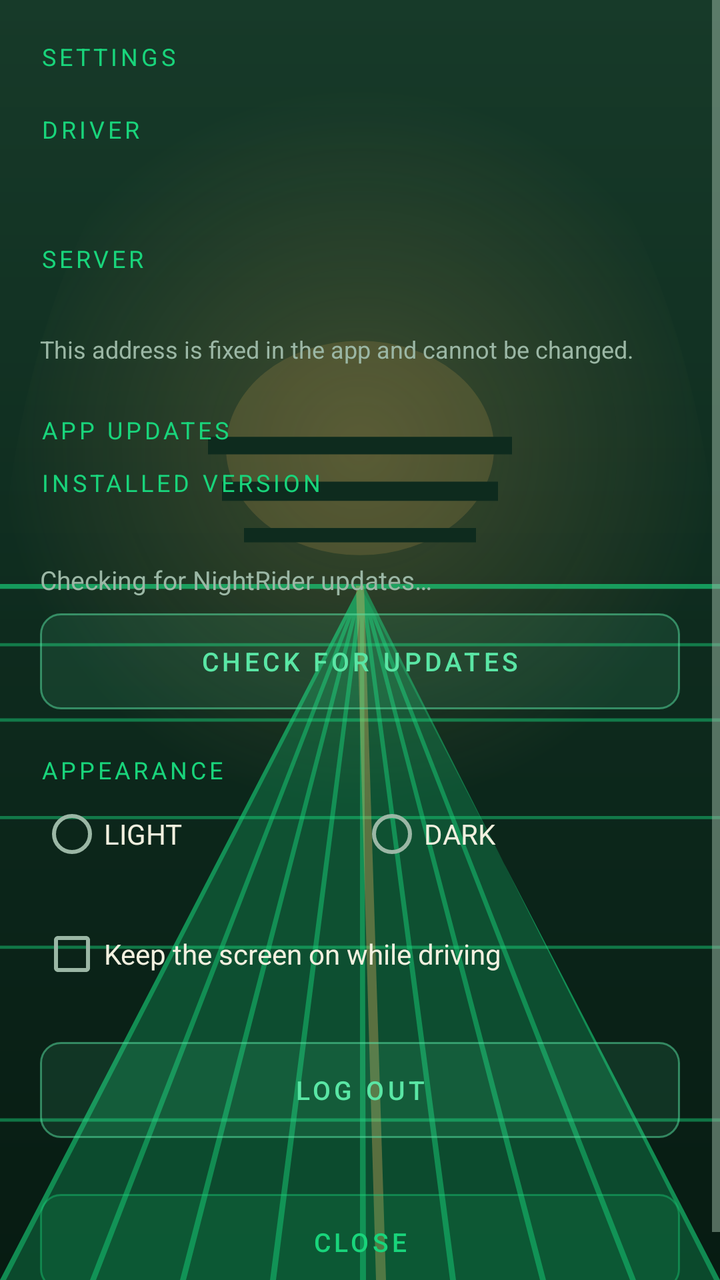
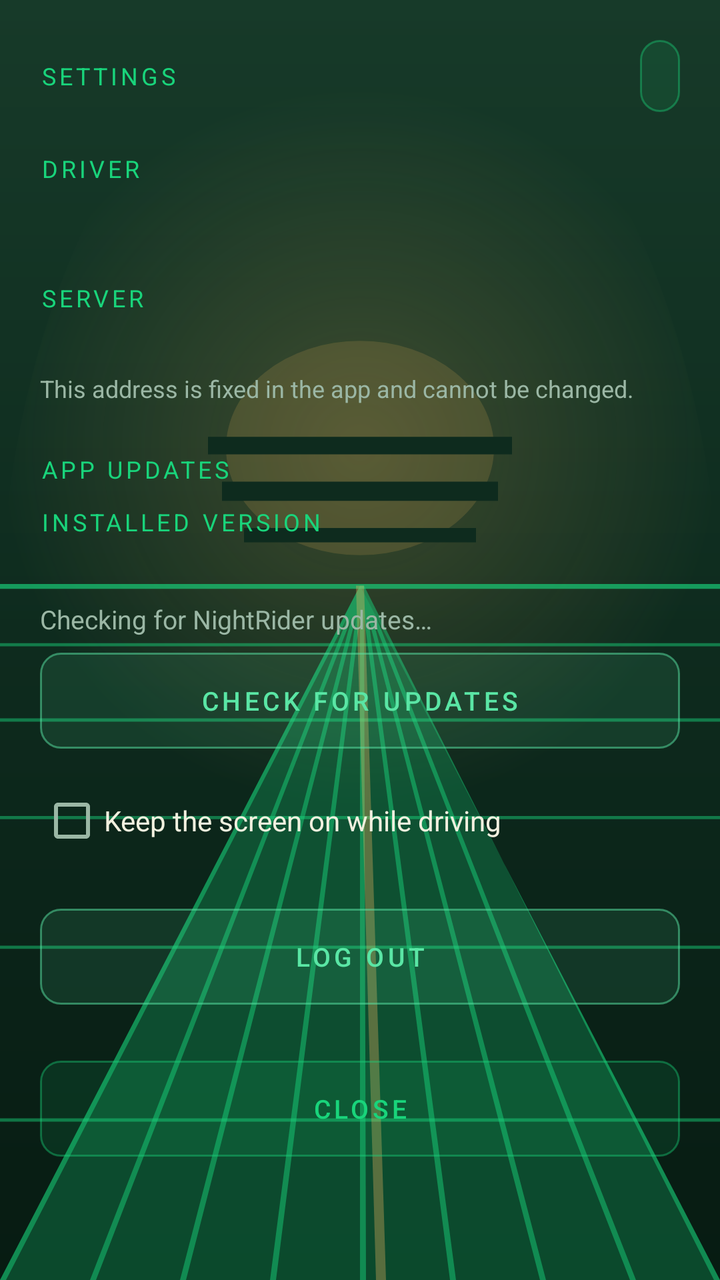

Before-and-after screenshots of an Android layout around one commit, followed by the original layout XML and the change that was made.
<!-- AndroidManifest.xml: activity theme Theme.NightRider -->
<!-- res/layout/activity_settings.xml -->
<?xml version="1.0" encoding="utf-8"?>
<ScrollView xmlns:android="http://schemas.android.com/apk/res/android"
    android:id="@+id/settingsScroll"
    android:layout_width="match_parent"
    android:layout_height="match_parent"
    android:fillViewport="true">

    <LinearLayout
        android:layout_width="match_parent"
        android:layout_height="wrap_content"
        android:orientation="vertical"
        android:padding="20dp">

        <TextView
            style="@style/NrLabel"
            android:layout_width="match_parent"
            android:layout_height="wrap_content"
            android:text="@string/settings_title" />

        <TextView
            style="@style/NrLabel"
            android:layout_width="match_parent"
            android:layout_height="wrap_content"
            android:layout_marginTop="20dp"
            android:text="@string/driver_label" />

        <TextView
            android:id="@+id/driverValue"
            android:layout_width="match_parent"
            android:layout_height="wrap_content"
            android:layout_marginTop="4dp"
            android:textColor="?attr/nrText"
            android:textSize="18sp" />

        <TextView
            style="@style/NrLabel"
            android:layout_width="match_parent"
            android:layout_height="wrap_content"
            android:layout_marginTop="20dp"
            android:text="@string/server_label" />

        <TextView
            android:id="@+id/serverValue"
            android:layout_width="match_parent"
            android:layout_height="wrap_content"
            android:layout_marginTop="4dp"
            android:textColor="?attr/nrAccent"
            android:textSize="14sp" />

        <TextView
            android:layout_width="match_parent"
            android:layout_height="wrap_content"
            android:layout_marginTop="6dp"
            android:text="@string/server_note"
            android:textColor="?attr/nrMuted"
            android:textSize="12sp" />

        <TextView
            style="@style/NrLabel"
            android:layout_width="match_parent"
            android:layout_height="wrap_content"
            android:layout_marginTop="24dp"
            android:text="@string/update_section" />

        <TextView
            style="@style/NrLabel"
            android:layout_width="match_parent"
            android:layout_height="wrap_content"
            android:layout_marginTop="10dp"
            android:text="@string/installed_version_label" />

        <TextView
            android:id="@+id/currentVersionValue"
            android:layout_width="match_parent"
            android:layout_height="wrap_content"
            android:layout_marginTop="4dp"
            android:textColor="?attr/nrText"
            android:textSize="16sp" />

        <TextView
            android:id="@+id/updateStatus"
            android:layout_width="match_parent"
            android:layout_height="wrap_content"
            android:layout_marginTop="6dp"
            android:text="@string/update_checking"
            android:textColor="?attr/nrMuted"
            android:textSize="13sp" />

        <Button
            android:id="@+id/checkUpdateButton"
            style="@style/NrButton.Alt"
            android:layout_width="match_parent"
            android:layout_height="wrap_content"
            android:layout_marginTop="8dp"
            android:text="@string/update_check_button" />

        <Button
            android:id="@+id/installUpdateButton"
            style="@style/NrButton"
            android:layout_width="match_parent"
            android:layout_height="wrap_content"
            android:layout_marginTop="8dp"
            android:text="@string/update_install_button"
            android:visibility="gone" />

        <TextView
            style="@style/NrLabel"
            android:layout_width="match_parent"
            android:layout_height="wrap_content"
            android:layout_marginTop="22dp"
            android:text="@string/appearance_section" />

        <RadioGroup
            android:id="@+id/appearanceMode"
            android:layout_width="match_parent"
            android:layout_height="wrap_content"
            android:orientation="horizontal">

            <RadioButton
                android:id="@+id/lightMode"
                android:layout_width="0dp"
                android:layout_height="wrap_content"
                android:layout_weight="1"
                android:minHeight="48dp"
                android:text="@string/mode_light"
                android:textColor="?attr/nrText" />

            <RadioButton
                android:id="@+id/darkMode"
                android:layout_width="0dp"
                android:layout_height="wrap_content"
                android:layout_weight="1"
                android:minHeight="48dp"
                android:text="@string/mode_dark"
                android:textColor="?attr/nrText" />
        </RadioGroup>

        <CheckBox
            android:id="@+id/keepAwake"
            android:layout_width="match_parent"
            android:layout_height="wrap_content"
            android:layout_marginTop="20dp"
            android:text="@string/keep_awake"
            android:textColor="?attr/nrText"
            android:textSize="14sp" />

        <Button
            android:id="@+id/logoutButton"
            style="@style/NrButton.Alt"
            android:layout_width="match_parent"
            android:layout_height="wrap_content"
            android:layout_marginTop="28dp"
            android:text="@string/action_logout" />

        <Button
            android:id="@+id/closeButton"
            style="@style/NrButton"
            android:layout_width="match_parent"
            android:layout_height="wrap_content"
            android:layout_marginTop="28dp"
            android:text="@string/close" />
    </LinearLayout>
</ScrollView>
<!-- resources referenced by this layout -->
<resources>
  <string name="action_logout">Log out</string>
  <string name="appearance_section">Appearance</string>
  <string name="close">Close</string>
  <string name="driver_label">Driver</string>
  <string name="installed_version_label">Installed version</string>
  <string name="keep_awake">Keep the screen on while driving</string>
  <string name="mode_dark">DARK</string>
  <string name="mode_light">LIGHT</string>
  <string name="server_label">Server</string>
  <string name="server_note">This address is fixed in the app and cannot be changed.</string>
  <string name="settings_title">Settings</string>
  <string name="update_check_button">Check for updates</string>
  <string name="update_checking">Checking for NightRider updates…</string>
  <string name="update_install_button">Download and install update</string>
  <string name="update_section">App updates</string>
  <style name="NrButton" parent="android:Widget.Material.Button">
          <item name="android:background">?attr/nrPrimaryButton</item>
          <item name="android:textColor">?attr/nrPrimaryButtonText</item>
          <item name="android:textAllCaps">true</item>
          <item name="android:letterSpacing">0.14</item>
          <item name="android:textSize">13sp</item>
          <item name="android:minHeight">48dp</item>
          <item name="android:paddingStart">18dp</item>
          <item name="android:paddingEnd">18dp</item>
          <item name="android:stateListAnimator">@null</item>
      </style>
  <style name="NrButton.Alt">
          <item name="android:background">?attr/nrSecondaryButton</item>
          <item name="android:textColor">?attr/nrSecondaryButtonText</item>
      </style>
  <style name="NrLabel">
          <item name="android:textColor">?attr/nrAccent</item>
          <item name="android:textSize">12sp</item>
          <item name="android:textAllCaps">true</item>
          <item name="android:letterSpacing">0.14</item>
      </style>
  <color name="cyan">#19D47B</color>
  <color name="void_night">#071B12</color>
  <color name="ice">#F2F0DF</color>
  <color name="mist">#9BB7A5</color>
  <!-- drawable bg_nightwave (drawable) -->
  <?xml version="1.0" encoding="utf-8"?>
  <layer-list xmlns:android="http://schemas.android.com/apk/res/android">
      <item><shape android:shape="rectangle">
          <gradient android:angle="270" android:startColor="#173A29" android:centerColor="#0E2B1E" android:endColor="#071B12" />
      </shape></item>
      <item><shape android:shape="oval">
          <gradient android:type="radial" android:gradientRadius="180dp" android:centerX="0.5" android:centerY="0.35"
              android:startColor="#33F4B860" android:endColor="#00071B12" />
      </shape></item>
      <item android:drawable="@drawable/night_horizon_grid" />
  </layer-list>
  <color name="plum">#5AE6A5</color>
  <color name="rose">#D95C4F</color>
  <!-- drawable panel (drawable) -->
  <?xml version="1.0" encoding="utf-8"?>
  <shape xmlns:android="http://schemas.android.com/apk/res/android"
      android:shape="rectangle">
      <solid android:color="@color/panel" />
      <stroke android:width="1dp" android:color="@color/plum" />
      <corners android:radius="14dp" />
  </shape>
  <color name="panel">#E60E2B1E</color>
  <color name="line_cyan">#6619D47B</color>
  <!-- unchanged entries left out for length: 4 -->
</resources>

<!-- the commit's change to res/layout/activity_settings.xml (unified diff, before → after) -->
@@ -11,11 +11,25 @@
         android:orientation="vertical"
         android:padding="20dp">
 
-        <TextView
-            style="@style/NrLabel"
+        <LinearLayout
             android:layout_width="match_parent"
             android:layout_height="wrap_content"
-            android:text="@string/settings_title" />
+            android:orientation="horizontal"
+            android:gravity="center_vertical">
+
+            <TextView
+                style="@style/NrLabel"
+                android:layout_width="0dp"
+                android:layout_height="wrap_content"
+                android:layout_weight="1"
+                android:text="@string/settings_title" />
+
+            <Button
+                android:id="@+id/appearanceToggle"
+                style="@style/NrBarButton"
+                android:layout_width="wrap_content"
+                android:layout_height="wrap_content" />
+        </LinearLayout>
 
         <TextView
             style="@style/NrLabel"
@@ -103,38 +117,6 @@
             android:text="@string/update_install_button"
             android:visibility="gone" />
 
-        <TextView
-            style="@style/NrLabel"
-            android:layout_width="match_parent"
-            android:layout_height="wrap_content"
-            android:layout_marginTop="22dp"
-            android:text="@string/appearance_section" />
-
-        <RadioGroup
-            android:id="@+id/appearanceMode"
-            android:layout_width="match_parent"
-            android:layout_height="wrap_content"
-            android:orientation="horizontal">
-
-            <RadioButton
-                android:id="@+id/lightMode"
-                android:layout_width="0dp"
-                android:layout_height="wrap_content"
-                android:layout_weight="1"
-                android:minHeight="48dp"
-                android:text="@string/mode_light"
-                android:textColor="?attr/nrText" />
-
-            <RadioButton
-                android:id="@+id/darkMode"
-                android:layout_width="0dp"
-                android:layout_height="wrap_content"
-                android:layout_weight="1"
-                android:minHeight="48dp"
-                android:text="@string/mode_dark"
-                android:textColor="?attr/nrText" />
-        </RadioGroup>
-
         <CheckBox
             android:id="@+id/keepAwake"
             android:layout_width="match_parent"
<!-- resource entries referenced after the edit -->
@@ -1,13 +1,10 @@
 <!-- resources referenced by this layout -->
 <resources>
   <string name="action_logout">Log out</string>
-  <string name="appearance_section">Appearance</string>
   <string name="close">Close</string>
   <string name="driver_label">Driver</string>
   <string name="installed_version_label">Installed version</string>
   <string name="keep_awake">Keep the screen on while driving</string>
-  <string name="mode_dark">DARK</string>
-  <string name="mode_light">LIGHT</string>
   <string name="server_label">Server</string>
   <string name="server_note">This address is fixed in the app and cannot be changed.</string>
   <string name="settings_title">Settings</string>
@@ -15,6 +12,14 @@
   <string name="update_checking">Checking for NightRider updates…</string>
   <string name="update_install_button">Download and install update</string>
   <string name="update_section">App updates</string>
+  <style name="NrBarButton" parent="NrButton">
+          <item name="android:minHeight">36dp</item>
+          <item name="android:minWidth">0dp</item>
+          <item name="android:paddingStart">10dp</item>
+          <item name="android:paddingEnd">10dp</item>
+          <item name="android:textSize">11sp</item>
+          <item name="android:layout_marginStart">8dp</item>
+      </style>
   <style name="NrButton" parent="android:Widget.Material.Button">
           <item name="android:background">?attr/nrPrimaryButton</item>
           <item name="android:textColor">?attr/nrPrimaryButtonText</item>
